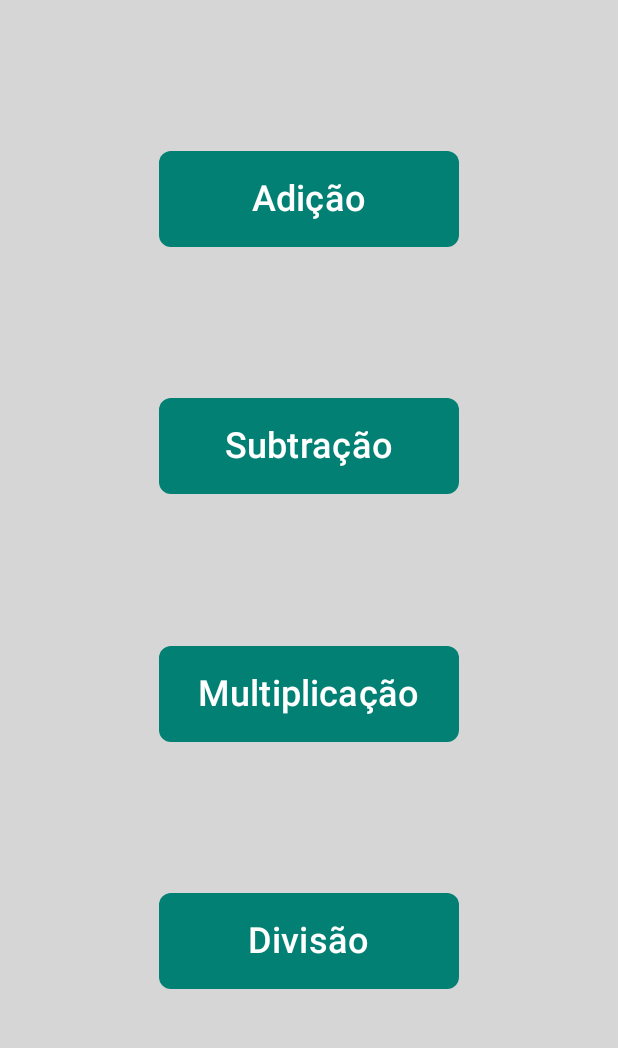
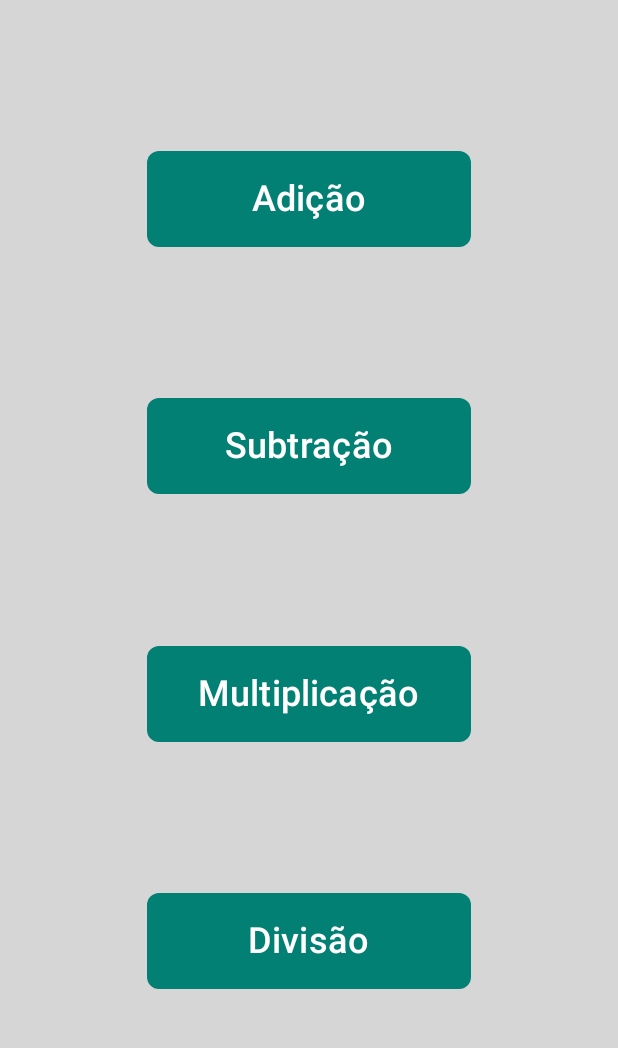
Before and after one commit to GabrielRodAmaral/math-game-app, an Android app built with Jetpack Compose: the screen it shows after launch (MainActivity), on a phone screen of 412 x 824 dp, the part 96-1144 px from its top. Run offline under Robolectric (Android 15) with nearby library versions, the phone set to English and light mode, and no system bars.

Commit message:
Changing width of HomeScreen`s buttons

```diff
--- a/app/src/main/java/com/amaral/gabriel/mathgame/ui/screen/HomeScreen.kt
+++ b/app/src/main/java/com/amaral/gabriel/mathgame/ui/screen/HomeScreen.kt
@@ -61,7 +61,7 @@ fun HomeScreen(
                     containerColor = green
                 ),
                 shape = RoundedCornerShape(8.dp),
-                modifier = Modifier.size(200.dp, 64.dp)
+                modifier = Modifier.size(216.dp, 64.dp)
             ) {
                 Text(
                     text = "Adição",
@@ -78,7 +78,7 @@ fun HomeScreen(
                     containerColor = green
                 ),
                 shape = RoundedCornerShape(8.dp),
-                modifier = Modifier.size(200.dp, 64.dp)
+                modifier = Modifier.size(216.dp, 64.dp)
             ) {
                 Text(
                     text = "Subtração",
@@ -95,7 +95,7 @@ fun HomeScreen(
                     containerColor = green
                 ),
                 shape = RoundedCornerShape(8.dp),
-                modifier = Modifier.size(200.dp, 64.dp)
+                modifier = Modifier.size(216.dp, 64.dp)
             ) {
                 Text(
                     text = "Multiplicação",
@@ -112,7 +112,7 @@ fun HomeScreen(
                     containerColor = green
                 ),
                 shape = RoundedCornerShape(8.dp),
-                modifier = Modifier.size(200.dp, 64.dp)
+                modifier = Modifier.size(216.dp, 64.dp)
             ) {
                 Text(
                     text = "Divisão",
```
